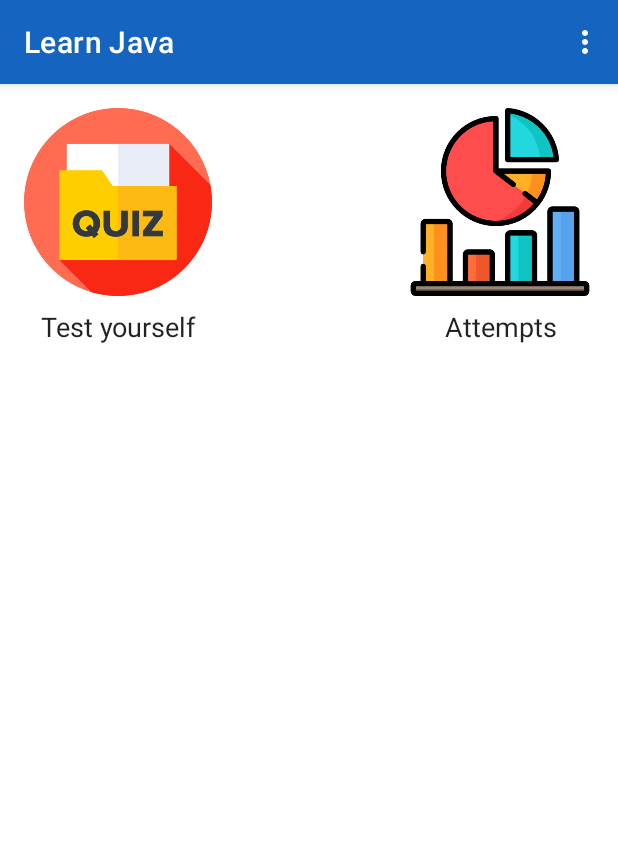
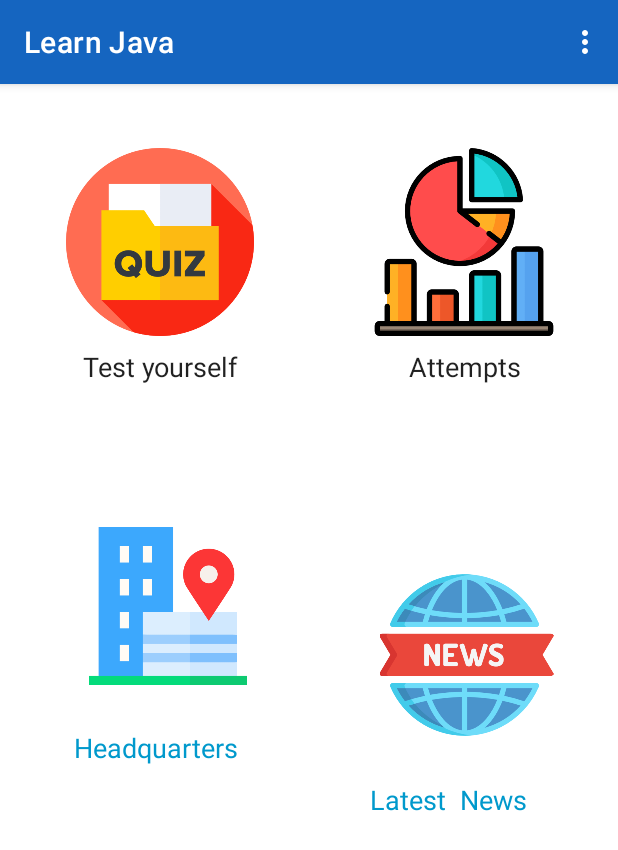
Before and after one commit to charbelc15/COEApp, an Android app: the screen it shows after launch (MainActivity), on a phone screen of 412 x 824 dp. Shown: the top 850 px of the screen. Run offline under Robolectric (Android 15) with nearby library versions, the phone set to English and light mode, and no system bars; our stand-ins replace Room's generated code.

Commit message:
MapView and WebView in Home

```diff
--- a/app/src/main/java/com/example/project3/MainActivity.java
+++ b/app/src/main/java/com/example/project3/MainActivity.java
@@ -1,5 +1,4 @@
 package com.example.project3;
-import android.content.Context;
 import android.content.Intent;
 import android.content.SharedPreferences;
 import android.media.MediaPlayer;
@@ -17,7 +16,6 @@ import androidx.appcompat.app.AppCompatDelegate;
 import androidx.preference.PreferenceManager;
 
 import com.example.project3.data.AppDatabase;
-import com.google.android.gms.common.util.SharedPreferencesUtils;
 
 public class MainActivity extends AppCompatActivity {
 
@@ -64,6 +62,27 @@ public class MainActivity extends AppCompatActivity {
             Intent intent = new Intent( MainActivity.this , AttemptsActivity.class );
             startActivity(intent);
         });
+
+        ImageView news = this.findViewById(R.id.news);
+        ImageView headquarters = this.findViewById(R.id.headquarters);
+
+        news.setOnClickListener(new View.OnClickListener(){
+            @Override
+            public void onClick(View v) {
+                waterSound.start();
+                Intent intent = new Intent(MainActivity.this, NewsActivity.class);
+                startActivity(intent);
+            }
+        });
+
+        headquarters.setOnClickListener(new View.OnClickListener(){
+            @Override
+            public void onClick(View v) {
+                waterSound.start();
+                Intent intent = new Intent(MainActivity.this, MapsActivity.class);
+                startActivity(intent);
+            }
+        });
     }
 
     @Override
--- a/app/src/main/res/layout/activity_main.xml
+++ b/app/src/main/res/layout/activity_main.xml
@@ -7,14 +7,71 @@
     tools:context=".MainActivity">
 
     <ImageView
+        android:id="@+id/news"
+        android:layout_width="122dp"
+        android:layout_height="116dp"
+        android:layout_marginBottom="328dp"
+        android:clickable="true"
+        app:layout_constraintBottom_toBottomOf="parent"
+        app:layout_constraintEnd_toEndOf="parent"
+        app:layout_constraintHorizontal_bias="0.861"
+        app:layout_constraintStart_toStartOf="parent"
+        app:layout_constraintTop_toBottomOf="@+id/attemptPageTitle"
+        app:layout_constraintVertical_bias="0.988"
+        app:srcCompat="@drawable/news" />
+
+    <TextView
+        android:id="@+id/textView7"
+        android:layout_width="145dp"
+        android:layout_height="24dp"
+        android:text="Latest  News"
+        android:textColor="@android:color/holo_blue_dark"
+        android:textSize="18sp"
+        app:layout_constraintBottom_toBottomOf="parent"
+        app:layout_constraintEnd_toEndOf="parent"
+        app:layout_constraintHorizontal_bias="0.924"
+        app:layout_constraintStart_toStartOf="parent"
+        app:layout_constraintTop_toBottomOf="@+id/news"
+        app:layout_constraintVertical_bias="0.085" />
+
+    <ImageView
+        android:id="@+id/headquarters"
+        android:layout_width="125dp"
+        android:layout_height="105dp"
+        app:layout_constraintBottom_toBottomOf="parent"
+        app:layout_constraintEnd_toEndOf="parent"
+        app:layout_constraintHorizontal_bias="0.171"
+        app:layout_constraintStart_toStartOf="parent"
+        app:layout_constraintTop_toBottomOf="@+id/textView2"
+        app:layout_constraintVertical_bias="0.201"
+        app:srcCompat="@drawable/headquarter" />
+
+    <TextView
+        android:id="@+id/textView"
+        android:layout_width="wrap_content"
+        android:layout_height="wrap_content"
+        android:text="Headquarters"
+        android:textColor="@android:color/holo_blue_dark"
+        android:textSize="18sp"
+        app:layout_constraintBottom_toBottomOf="parent"
+        app:layout_constraintEnd_toEndOf="parent"
+        app:layout_constraintHorizontal_bias="0.162"
+        app:layout_constraintStart_toStartOf="parent"
+        app:layout_constraintTop_toBottomOf="@+id/headquarters"
+        app:layout_constraintVertical_bias="0.085" />
+
+    <ImageView
         android:id="@+id/quiz"
         android:layout_width="125dp"
         android:layout_height="125dp"
-        android:layout_marginStart="16dp"
-        android:layout_marginTop="16dp"
+        android:layout_marginStart="28dp"
         android:clickable="true"
+        app:layout_constraintBottom_toBottomOf="parent"
+        app:layout_constraintEnd_toStartOf="@+id/attemptPageImageView"
+        app:layout_constraintHorizontal_bias="0.172"
         app:layout_constraintStart_toStartOf="parent"
         app:layout_constraintTop_toTopOf="parent"
+        app:layout_constraintVertical_bias="0.066"
         app:srcCompat="@drawable/quiz" />
 
     <TextView
@@ -35,10 +92,11 @@
         android:id="@+id/attemptPageImageView"
         android:layout_width="125dp"
         android:layout_height="125dp"
-        android:layout_marginTop="16dp"
-        android:layout_marginEnd="16dp"
+        android:layout_marginEnd="40dp"
+        app:layout_constraintBottom_toBottomOf="parent"
         app:layout_constraintEnd_toEndOf="parent"
         app:layout_constraintTop_toTopOf="parent"
+        app:layout_constraintVertical_bias="0.066"
         app:srcCompat="@drawable/attempts_page_icon" />
 
     <TextView
```
